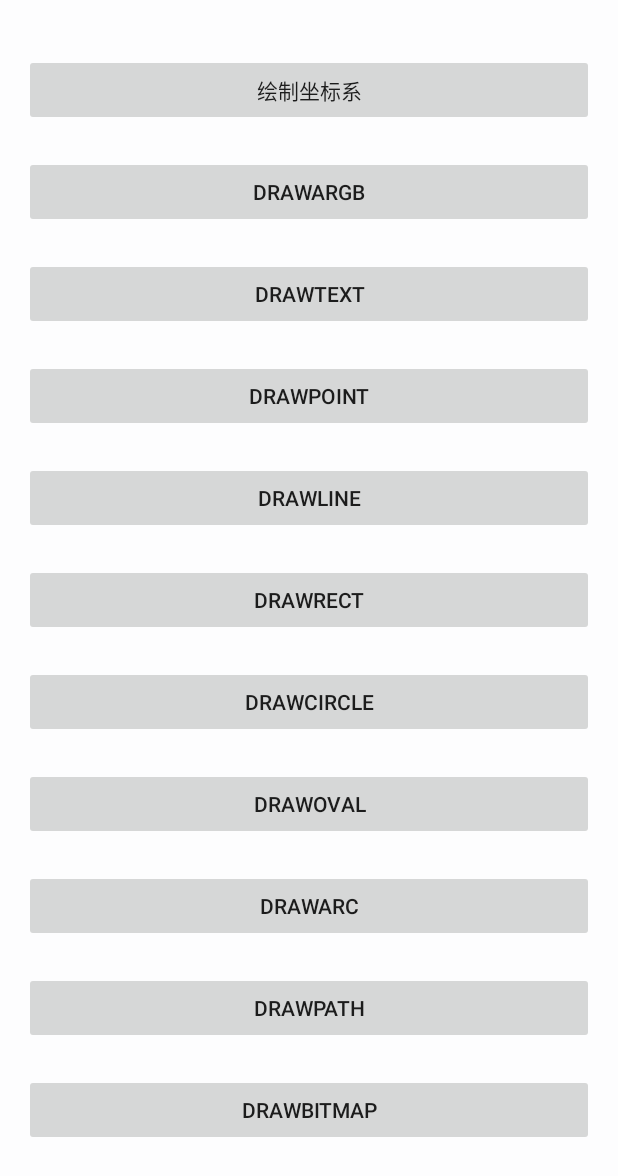
After one commit to Gavin-fool/AndroidTools, an Android app: the CanvasTest screen opened directly, with no data from a screen before it, on a phone screen of 412 x 824 dp. The commit adds this screen. Shown: the top 1176 px of the screen. Run offline under Robolectric (Android 15) with nearby library versions, the phone set to English and light mode, and no system bars; our stand-ins replace CircleImageView.

Commit message:
日常更新

```diff
--- a/app/build.gradle
+++ b/app/build.gradle
@@ -48,10 +48,11 @@ dependencies {
     androidTestCompile('com.android.support.test.espresso:espresso-core:2.2.2', {
         exclude group: 'com.android.support', module: 'support-annotations'
     })
-    compile 'com.github.PhilJay:MPAndroidChart-Realm:v2.0.2@aar'
     compile project(path: ':controllerlibs')
     compile project(':MPChartLib')
+    compile 'com.github.PhilJay:MPAndroidChart-Realm:v2.0.2@aar'
+    compile 'com.android.support:appcompat-v7:24.2.1'
+    testCompile 'com.squareup.leakcanary:leakcanary-android-no-op:1.5.1'
     debugCompile 'com.squareup.leakcanary:leakcanary-android:1.5.1'
     releaseCompile 'com.squareup.leakcanary:leakcanary-android-no-op:1.5.1'
-    testCompile 'com.squareup.leakcanary:leakcanary-android-no-op:1.5.1'
 }
--- a/app/src/main/java/com/alier/com/androidtools/ui/AppInit.java
+++ b/app/src/main/java/com/alier/com/androidtools/ui/AppInit.java
@@ -87,6 +87,7 @@ public class AppInit extends AppCompatActivity implements OnClickListener{
                     btnForgetPassword.setVisibility(View.VISIBLE);
                     btn_begin.setVisibility(View.VISIBLE);
                     isSetPassword = false;
+                    password = md5Str;
                 } else { // 比较路径是否一致
                     if (md5Str.equals(password)) {
                         T.showShort(BaseApp.mContext, "手势密码正确！");
--- /dev/null
+++ b/app/src/main/java/com/alier/com/androidtools/ui/uitest/customSmallUI/CanvasTest.java
@@ -0,0 +1,122 @@
+package com.alier.com.androidtools.ui.uitest.customSmallUI;
+
+import android.view.View;
+
+import com.alier.com.androidtools.R;
+import com.alier.com.commons.BaseActivity;
+
+/**
+ * Canvas测试
+ */
+public class CanvasTest extends BaseActivity {
+
+    @Override
+    public void init() {
+        setContentView(R.layout.activity_canvas_test);
+    }
+
+    @Override
+    public void exec() {
+
+    }
+
+    /**
+     * 绘制坐标系
+     *
+     * @param v
+     */
+    public void drawAxis(View v) {
+
+    }
+
+
+    /**
+     * 绘制颜色
+     *
+     * @param v
+     */
+    public void drawARGB(View v) {
+
+    }
+
+    /**
+     * 绘制文字
+     *
+     * @param v
+     */
+    public void drawText(View v) {
+
+    }
+
+    /**
+     * 绘制点
+     *
+     * @param v
+     */
+    public void drawPoint(View v) {
+
+    }
+
+    /**
+     * 绘制线
+     *
+     * @param v
+     */
+    public void drawLine(View v) {
+
+    }
+
+    /**
+     * 绘制
+     *
+     * @param v
+     */
+    public void drawRect(View v) {
+
+    }
+
+    /**
+     * 绘制圆
+     *
+     * @param v
+     */
+    public void drawCircle(View v) {
+
+    }
+
+    /**
+     * 绘制颜色
+     *
+     * @param v
+     */
+    public void drawOval(View v) {
+
+    }
+
+    /**
+     * 绘制颜色
+     *
+     * @param v
+     */
+    public void drawArc(View v) {
+
+    }
+
+    /**
+     * 绘制颜色
+     *
+     * @param v
+     */
+    public void drawPath(View v) {
+
+    }
+
+    /**
+     * 绘制颜色
+     *
+     * @param v
+     */
+    public void drawBitmap(View v) {
+
+    }
+}
--- a/app/src/main/java/com/alier/com/androidtools/ui/uitest/fragment/CustomViewFragment.java
+++ b/app/src/main/java/com/alier/com/androidtools/ui/uitest/fragment/CustomViewFragment.java
@@ -14,6 +14,7 @@ import android.widget.ListView;
 import com.alier.com.androidtools.R;
 import com.alier.com.androidtools.ui.MPChart.notimportant.ContentItem;
 import com.alier.com.androidtools.ui.MPChart.notimportant.MyAdapter;
+import com.alier.com.androidtools.ui.uitest.customSmallUI.CanvasTest;
 import com.alier.com.androidtools.ui.uitest.customSmallUI.GifShow;
 import com.alier.com.androidtools.ui.uitest.customSmallUI.MediaControllerShow;
 import com.alier.com.androidtools.ui.uitest.customSmallUI.ProgressDialogActivity;
@@ -68,6 +69,7 @@ public class CustomViewFragment extends Fragment implements AdapterView.OnItemCl
         objects.add(new ContentItem("3.GIFView","GIF图片显示"));
         objects.add(new ContentItem("4.ProgressDialog","对话框式进度条"));
         objects.add(new ContentItem("5.mediaController","多媒体控件"));
+        objects.add(new ContentItem("6.Canvas","Canvas画图测试"));
         MyAdapter adapter = new MyAdapter(getContext(), objects);
         ListView lv = (ListView)view.findViewById(R.id.listView1);
         lv.setAdapter(adapter);
@@ -103,6 +105,10 @@ public class CustomViewFragment extends Fragment implements AdapterView.OnItemCl
                 intent.setClass(getContext(), MediaControllerShow.class);
                 startActivity(intent);
                 break;
+            case 5:
+                intent = new Intent();
+                intent.setClass(getContext(), CanvasTest.class);
+                startActivity(intent);
         }
     }
 }
--- /dev/null
+++ b/app/src/main/res/layout/activity_canvas_test.xml
@@ -0,0 +1,104 @@
+<?xml version="1.0" encoding="utf-8"?>
+<LinearLayout xmlns:android="http://schemas.android.com/apk/res/android"
+    xmlns:tools="http://schemas.android.com/tools"
+    android:id="@+id/activity_canvas_test"
+    android:layout_width="match_parent"
+    android:layout_height="match_parent"
+    android:orientation="vertical"
+    android:paddingBottom="@dimen/activity_vertical_margin"
+    android:paddingLeft="@dimen/activity_horizontal_margin"
+    android:paddingRight="@dimen/activity_horizontal_margin"
+    android:paddingTop="@dimen/activity_vertical_margin"
+    tools:context="com.alier.com.androidtools.ui.uitest.customSmallUI.CanvasTest">
+
+    <ScrollView
+        android:layout_width="match_parent"
+        android:layout_height="match_parent"
+        android:scrollbars="none">
+
+        <LinearLayout
+            android:layout_width="match_parent"
+            android:layout_height="match_parent"
+            android:orientation="vertical">
+
+            <Button
+                android:layout_width="match_parent"
+                android:layout_height="wrap_content"
+                android:layout_marginTop="20dp"
+                android:text="绘制坐标系"
+                android:onClick="drawAxis"/>
+
+            <Button
+                android:layout_width="match_parent"
+                android:layout_height="wrap_content"
+                android:layout_marginTop="20dp"
+                android:text="drawARGB"
+                android:onClick="drawARGB"/>
+
+            <Button
+                android:layout_width="match_parent"
+                android:layout_height="wrap_content"
+                android:layout_marginTop="20dp"
+                android:text="drawText"
+                android:onClick="drawText"/>
+
+            <Button
+                android:layout_width="match_parent"
+                android:layout_height="wrap_content"
+                android:layout_marginTop="20dp"
+                android:text="drawPoint"
+                android:onClick="drawPoint"/>
+
+            <Button
+                android:layout_width="match_parent"
+                android:layout_height="wrap_content"
+                android:layout_marginTop="20dp"
+                android:text="drawLine"
+                android:onClick="drawLine"/>
+
+            <Button
+                android:layout_width="match_parent"
+                android:layout_height="wrap_content"
+                android:layout_marginTop="20dp"
+                android:text="drawRect"
+                android:onClick="drawRect"/>
+
+            <Button
+                android:layout_width="match_parent"
+                android:layout_height="wrap_content"
+                android:layout_marginTop="20dp"
+                android:text="drawCircle"
+                android:onClick="drawCircle"/>
+
+            <Button
+                android:layout_width="match_parent"
+                android:layout_height="wrap_content"
+                android:layout_marginTop="20dp"
+                android:text="drawOval"
+                android:onClick="drawOval"/>
+
+            <Button
+                android:layout_width="match_parent"
+                android:layout_height="wrap_content"
+                android:layout_marginTop="20dp"
+                android:text="drawArc"
+                android:onClick="drawArc"/>
+
+            <Button
+                android:layout_width="match_parent"
+                android:layout_height="wrap_content"
+                android:layout_marginTop="20dp"
+                android:text="drawPath"
+                android:onClick="drawPath"/>
+
+            <Button
+                android:layout_width="match_parent"
+                android:layout_height="wrap_content"
+                android:layout_marginTop="20dp"
+                android:text="drawBitmap"
+                android:onClick="drawBitmap"/>
+        </LinearLayout>
+    </ScrollView>
+
+
+</LinearLayout>
--- a/commons/build.gradle
+++ b/commons/build.gradle
@@ -36,6 +36,7 @@ dependencies {
     compile 'com.android.support:appcompat-v7:24.2.1'
     compile 'com.android.support:design:24.2.1'
     compile 'com.android.support:recyclerview-v7:24.2.1'
+    compile 'com.orhanobut:logger:1.15'
     compile files('libs/commons-io-2.4.jar')
     compile files('libs/client-mqttv-3.0.jar')
     compile files('libs/j4lChartAndroid-1.0.0.jar')
--- a/commons/src/main/java/com/alier/com/commons/utils/Cookie.java
+++ b/commons/src/main/java/com/alier/com/commons/utils/Cookie.java
@@ -22,8 +22,8 @@ public class Cookie {
      * 存贮cookie集合
      */
     private static HashMap<String, Cookie> mHashMapCookie = new HashMap<String, Cookie>();
-    SharedPreferences sp;
-    SharedPreferences.Editor editor;
+    private SharedPreferences sp;
+    private SharedPreferences.Editor editor;
     /**
      * 存储应用程序配置参数
      */
```
Also changed, not shown: app/src/main/AndroidManifest.xml (+62 -59 lines), controllerlibs/src/main/java/com/alier/com/controllerlibrary/lockview/LockView.java (+71 -1 lines), controllerlibs/src/main/java/com/alier/com/controllerlibrary/mediaController/DynViewPager.java (+3 -4 lines), 3 other files.
